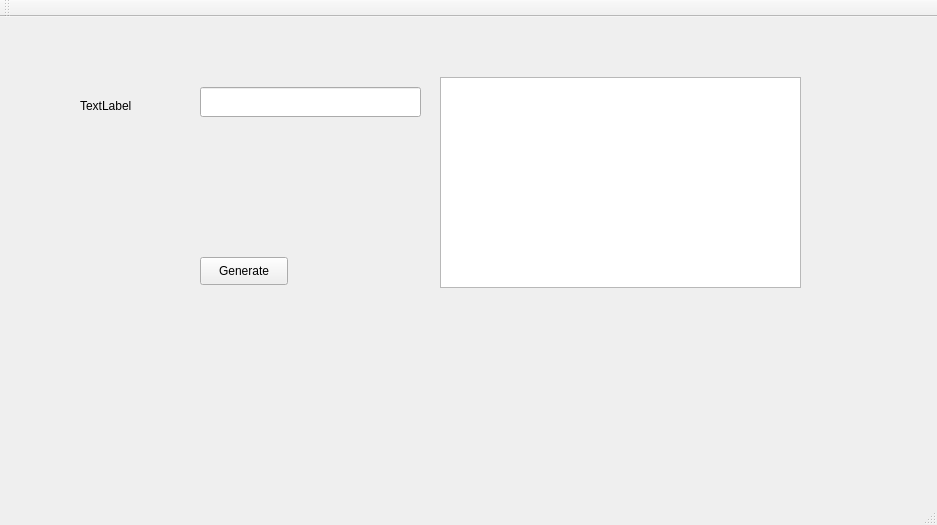
Qt form mainwindow.ui (netpipe/qASCIIGenerator) before a commit.
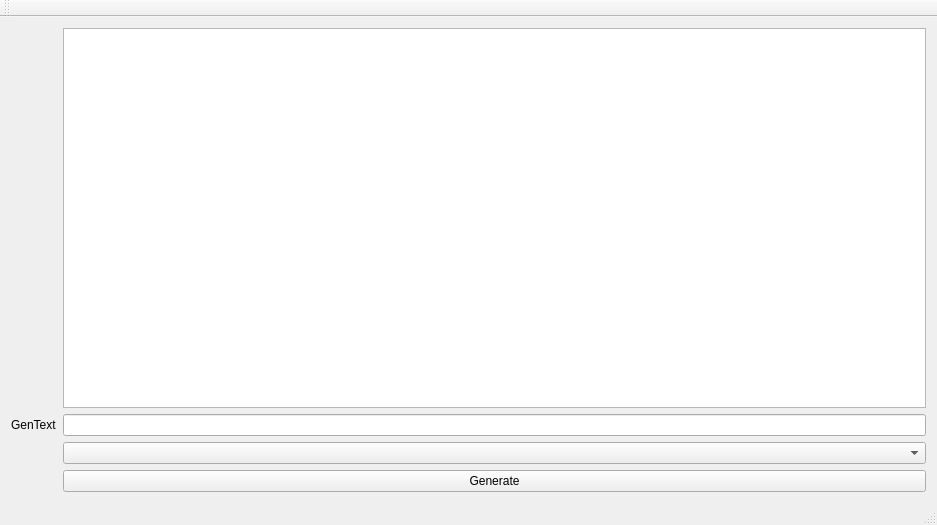
The same form after that commit.

The edit to the form file:
```diff
--- a/mainwindow.ui
+++ b/mainwindow.ui
@@ -14,52 +14,31 @@
    <string>MainWindow</string>
   </property>
   <widget class="QWidget" name="centralWidget">
-   <widget class="QLineEdit" name="asciito">
-    <property name="geometry">
-     <rect>
-      <x>200</x>
-      <y>70</y>
-      <width>221</width>
-      <height>30</height>
-     </rect>
-    </property>
-   </widget>
+   <layout class="QGridLayout" name="gridLayout">
+    <item row="3" column="1">
    <widget class="QPushButton" name="asciigen">
-    <property name="geometry">
-     <rect>
-      <x>200</x>
-      <y>240</y>
-      <width>88</width>
-      <height>28</height>
-     </rect>
-    </property>
     <property name="text">
      <string>Generate</string>
     </property>
    </widget>
+    </item>
+    <item row="1" column="0">
    <widget class="QLabel" name="label_14">
-    <property name="geometry">
-     <rect>
-      <x>80</x>
-      <y>80</y>
-      <width>58</width>
-      <height>18</height>
-     </rect>
-    </property>
     <property name="text">
-     <string>TextLabel</string>
-    </property>
-   </widget>
-   <widget class="QPlainTextEdit" name="asciifrom">
-    <property name="geometry">
-     <rect>
-      <x>440</x>
-      <y>60</y>
-      <width>361</width>
-      <height>211</height>
-     </rect>
-    </property>
-   </widget>
+       <string>GenText</string>
+      </property>
+     </widget>
+    </item>
+    <item row="2" column="1">
+     <widget class="QComboBox" name="fonts"/>
+    </item>
+    <item row="1" column="1">
+     <widget class="QLineEdit" name="asciito"/>
+    </item>
+    <item row="0" column="1">
+     <widget class="QPlainTextEdit" name="asciifrom"/>
+    </item>
+   </layout>
   </widget>
   <widget class="QMenuBar" name="menuBar">
    <property name="geometry">
```
Lines whose indentation alone changed are shown as unchanged.
